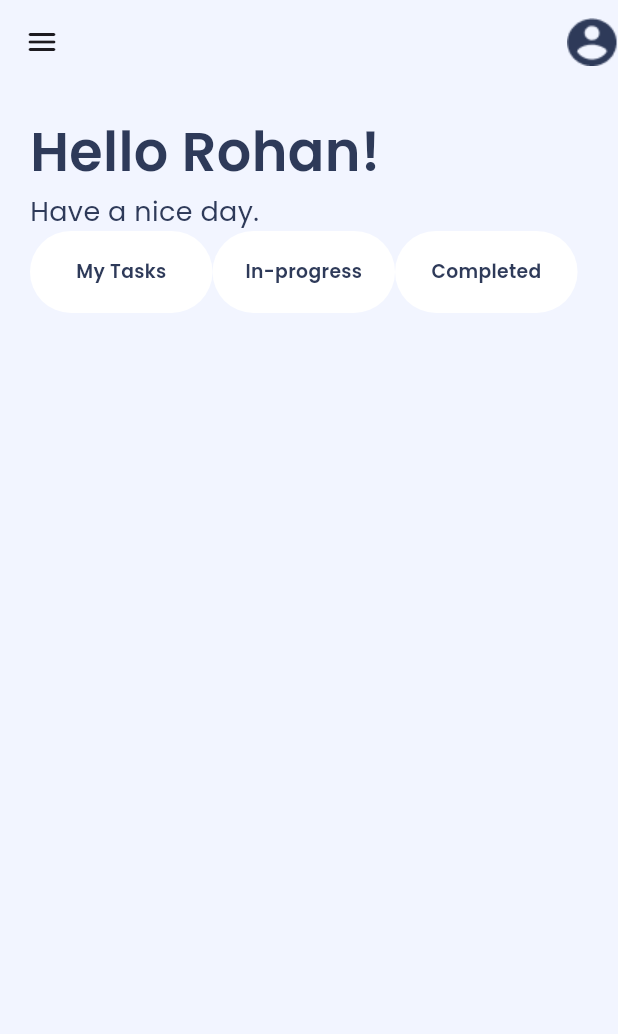
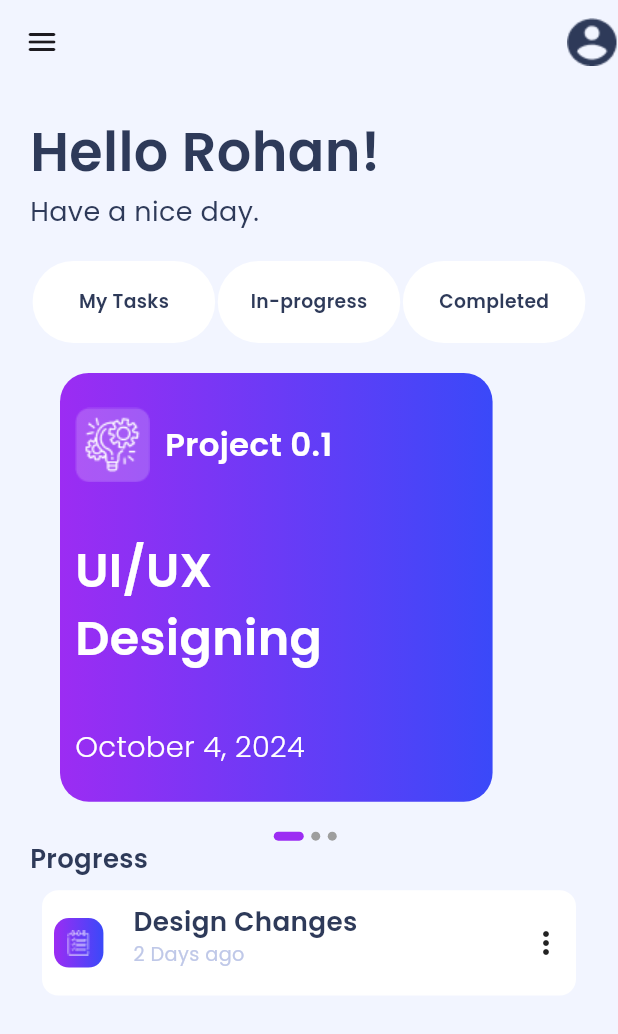
Before and after one commit to emekss/Task_Management_App, a Flutter app: the screen it shows after launch, on a phone screen of 412 x 824 dp. Shown: the top 1034 px of the screen. Run offline on Flutter 3.47's test engine with Material 3 defaults, Android fonts, the phone set to English and light mode, and no system bars; our stand-ins replace google_fonts.

Commit message:
home screen update, splashscreen added

```diff
--- /dev/null
+++ b/lib/components/progress_cont.dart
@@ -0,0 +1,57 @@
+import 'package:flutter/material.dart';
+import 'package:google_fonts/google_fonts.dart';
+import 'package:task_management_app/components/todolist_icon.dart';
+
+class ProgressCont extends StatelessWidget {
+  const ProgressCont({super.key});
+
+  @override
+  Widget build(BuildContext context) {
+    return Padding(
+      padding: const EdgeInsets.all(8.0),
+      child: Container(
+        height: 70.16,
+        width: 404.05,
+        decoration: BoxDecoration(
+          borderRadius: BorderRadius.circular(10.82),
+          color: Colors.white,
+        ),
+        child: Padding(
+          padding: const EdgeInsets.all(8.0),
+          child: Row(
+            mainAxisAlignment: MainAxisAlignment.spaceBetween,
+            children: [
+              Row(
+                children: [
+                  const ToDoListIcon(),
+                  const SizedBox(width: 20),
+                  Column(
+                    crossAxisAlignment: CrossAxisAlignment.start,
+                    children: [
+                      Text(
+                        'Design Changes',
+                        style: GoogleFonts.poppins(
+                          fontSize: 17.49,
+                          fontWeight: FontWeight.w600,
+                          color: const Color.fromARGB(255, 46, 58, 89),
+                        ),
+                      ),
+                      Text(
+                        '2 Days ago',
+                        style: GoogleFonts.poppins(
+                          fontSize: 12.86,
+                          color: const Color.fromARGB(255, 191, 200, 232),
+                        ),
+                      ),
+                    ],
+                  ),
+                ],
+              ),
+              const Icon(Icons.more_vert_rounded)
+            ],
+          ),
+        ),
+      ),
+    );
+  }
+}
--- /dev/null
+++ b/lib/components/task_card.dart
@@ -0,0 +1,73 @@
+import 'package:flutter/material.dart';
+import 'package:google_fonts/google_fonts.dart';
+
+class TaskCard extends StatelessWidget {
+  final String? project;
+  final String? projectTitle;
+  final String? date;
+  const TaskCard(
+      {super.key,
+      required this.date,
+      required this.project,
+      required this.projectTitle});
+
+  @override
+  Widget build(BuildContext context) {
+    return Padding(
+      padding: const EdgeInsets.all(20.0),
+      child: Container(
+        height: 325.84,
+        width: 328.39,
+        decoration: BoxDecoration(
+            gradient: const LinearGradient(
+              colors: [
+                Color.fromARGB(255, 156, 44, 243),
+                Color.fromARGB(255, 58, 73, 249),
+              ],
+            ),
+            borderRadius: BorderRadius.circular(19.26)),
+        child: Padding(
+          padding: const EdgeInsets.all(10.0),
+          child: Column(
+            mainAxisAlignment: MainAxisAlignment.spaceEvenly,
+            crossAxisAlignment: CrossAxisAlignment.start,
+            children: [
+              Row(
+                children: [
+                  Image.asset('assets/images/bulb_icon.png'),
+                  const SizedBox(width: 10),
+                  Text(
+                    project!,
+                    style: GoogleFonts.poppins(
+                      fontSize: 21.59,
+                      fontWeight: FontWeight.w600,
+                      color: Colors.white,
+                    ),
+                  ),
+                ],
+              ),
+              const SizedBox(height: 10),
+              Text(
+                projectTitle!,
+                style: GoogleFonts.poppins(
+                  fontSize: 31.78,
+                  fontWeight: FontWeight.w600,
+                  color: Colors.white,
+                ),
+              ),
+              const SizedBox(height: 10),
+              Text(
+                date!,
+                style: GoogleFonts.poppins(
+                  fontSize: 19.26,
+                  fontWeight: FontWeight.w300,
+                  color: Colors.white,
+                ),
+              ),
+            ],
+          ),
+        ),
+      ),
+    );
+  }
+}
--- /dev/null
+++ b/lib/components/todolist_icon.dart
@@ -0,0 +1,20 @@
+import 'package:flutter/material.dart';
+
+class ToDoListIcon extends StatelessWidget {
+  const ToDoListIcon({super.key});
+
+  @override
+  Widget build(BuildContext context) {
+    return Container(
+      height: 33.05,
+      width: 32.94,
+      decoration: BoxDecoration(
+          borderRadius: BorderRadius.circular(10),
+          gradient: const LinearGradient(colors: [
+            Color.fromARGB(255, 156, 44, 243),
+            Color.fromARGB(255, 58, 73, 249),
+          ])),
+      child: Image.asset('assets/images/todolist_icon.png'),
+    );
+  }
+}
--- a/lib/main.dart
+++ b/lib/main.dart
@@ -1,5 +1,6 @@
 import 'package:flutter/material.dart';
-import 'package:task_management_app/screens/home.dart';
+import 'package:google_fonts/google_fonts.dart';
+import 'package:task_management_app/screens/HomeScreen/home.dart';
 
 void main() {
   runApp(const MyApp());
@@ -10,9 +11,12 @@ class MyApp extends StatelessWidget {
 
   @override
   Widget build(BuildContext context) {
-    return const MaterialApp(
+    return MaterialApp(
+      theme: ThemeData(
+        textTheme: GoogleFonts.poppinsTextTheme(Theme.of(context).textTheme),
+      ),
       debugShowCheckedModeBanner: false,
-      home: HomeScreen(),
+      home: const HomeScreen(),
     );
   }
 }
--- /dev/null
+++ b/lib/screens/HomeScreen/home.dart
@@ -0,0 +1,134 @@
+import 'package:flutter/material.dart';
+import 'package:google_fonts/google_fonts.dart';
+import 'package:task_management_app/components/nav_tab.dart';
+import 'package:task_management_app/components/progress_cont.dart';
+import 'package:task_management_app/components/task_card.dart';
+
+class HomeScreen extends StatefulWidget {
+  const HomeScreen({super.key});
+
+  @override
+  State<HomeScreen> createState() => _HomeScreenState();
+}
+
+class _HomeScreenState extends State<HomeScreen> {
+  int currentPage = 0;
+  List<Map<String, String>> splashData = [
+    {
+      "project": "Project 0.1",
+      "projectTitle": "UI/UX \nDesigning",
+      "date": "October 4, 2024",
+    },
+    {
+      "project": "Project 2.0",
+      "projectTitle": "Frontend \nDevelopment",
+      "date": "August 10, 2024",
+    },
+    {
+      "project": "Project 3.0",
+      "projectTitle": "Backend \nDevelopment",
+      "date": "May 4, 2024",
+    },
+  ];
+  @override
+  Widget build(BuildContext context) {
+    return Scaffold(
+      backgroundColor: const Color.fromARGB(255, 242, 245, 255),
+      appBar: AppBar(
+        backgroundColor: Colors.transparent,
+        leading: IconButton(
+          onPressed: () {},
+          icon: const Icon(Icons.menu_rounded),
+        ),
+        actions: [
+          Image.asset('assets/images/account_circle.png'),
+        ],
+      ),
+      body: Padding(
+        padding: const EdgeInsets.all(20.0),
+        child: Column(
+          crossAxisAlignment: CrossAxisAlignment.start,
+          children: [
+            Text(
+              'Hello Rohan!',
+              style: GoogleFonts.poppins(
+                fontSize: 36.02,
+                fontWeight: FontWeight.w600,
+                color: const Color.fromARGB(255, 46, 58, 89),
+              ),
+            ),
+            Text(
+              'Have a nice day.',
+              style: GoogleFonts.poppins(
+                fontSize: 18.01,
+                color: const Color.fromARGB(255, 46, 58, 89),
+              ),
+            ),
+            const SizedBox(height: 20),
+            const Row(
+              mainAxisAlignment: MainAxisAlignment.spaceEvenly,
+              children: [
+                NavTab(navTitle: 'My Tasks'),
+                NavTab(navTitle: 'In-progress'),
+                NavTab(navTitle: 'Completed'),
+              ],
+            ),
+            SizedBox(
+              height: 325.84,
+              width: 328.39,
+              child: PageView.builder(
+                onPageChanged: (value) {
+                  setState(() {
+                    currentPage = value;
+                  });
+                },
+                itemCount: splashData.length,
+                itemBuilder: (context, index) => TaskCard(
+                  date: splashData[index]['date'],
+                  project: splashData[index]['project'],
+                  projectTitle: splashData[index]['projectTitle'],
+                ),
+              ),
+            ),
+            Row(
+              mainAxisAlignment: MainAxisAlignment.center,
+              children: [
+                SizedBox(
+                  child: Column(children: [
+                    Row(
+                      mainAxisAlignment: MainAxisAlignment.start,
+                      children: List.generate(
+                        splashData.length,
+                        (index) => AnimatedContainer(
+                          duration: const Duration(seconds: 1),
+                          margin: const EdgeInsets.only(right: 5),
+                          height: 6,
+                          width: currentPage == index ? 20 : 6,
+                          decoration: BoxDecoration(
+                            color: currentPage == index
+                                ? const Color.fromARGB(255, 156, 44, 243)
+                                : Colors.grey,
+                            borderRadius: BorderRadius.circular(3),
+                          ),
+                        ),
+                      ),
+                    ),
+                  ]),
+                ),
+              ],
+            ),
+            Text(
+              'Progress',
+              style: GoogleFonts.poppins(
+                fontSize: 17.31,
+                fontWeight: FontWeight.w600,
+                color: const Color.fromARGB(255, 46, 58, 89),
+              ),
+            ),
+            const ProgressCont(),
+          ],
+        ),
+      ),
+    );
+  }
+}
--- a/lib/screens/home.dart
+++ /dev/null
@@ -1,54 +0,0 @@
-import 'package:flutter/material.dart';
-import 'package:google_fonts/google_fonts.dart';
-import 'package:task_management_app/components/nav_tab.dart';
-
-class HomeScreen extends StatelessWidget {
-  const HomeScreen({super.key});
-
-  @override
-  Widget build(BuildContext context) {
-    return Scaffold(
-      backgroundColor: const Color.fromARGB(255, 242, 245, 255),
-      appBar: AppBar(
-        backgroundColor: Colors.transparent,
-        leading: IconButton(
-          onPressed: () {},
-          icon: const Icon(Icons.menu_rounded),
-        ),
-        actions: [
-          Image.asset('assets/images/account_circle.png'),
-        ],
-      ),
-      body: Padding(
-        padding: const EdgeInsets.all(20.0),
-        child: Column(
-          crossAxisAlignment: CrossAxisAlignment.start,
-          children: [
-            Text(
-              'Hello Rohan!',
-              style: GoogleFonts.poppins(
-                fontSize: 36.02,
-                fontWeight: FontWeight.w600,
-                color: const Color.fromARGB(255, 46, 58, 89),
-              ),
-            ),
-            Text(
-              'Have a nice day.',
-              style: GoogleFonts.poppins(
-                fontSize: 18.01,
-                color: const Color.fromARGB(255, 46, 58, 89),
-              ),
-            ),
-            const Row(
-              children: [
-                NavTab(navTitle: 'My Tasks'),
-                NavTab(navTitle: 'In-progress'),
-                NavTab(navTitle: 'Completed'),
-              ],
-            )
-          ],
-        ),
-      ),
-    );
-  }
-}
```
Also changed, not shown: assets/images/bulb_icon.png (added), assets/images/todolist_icon.png (added), 25 other files.
